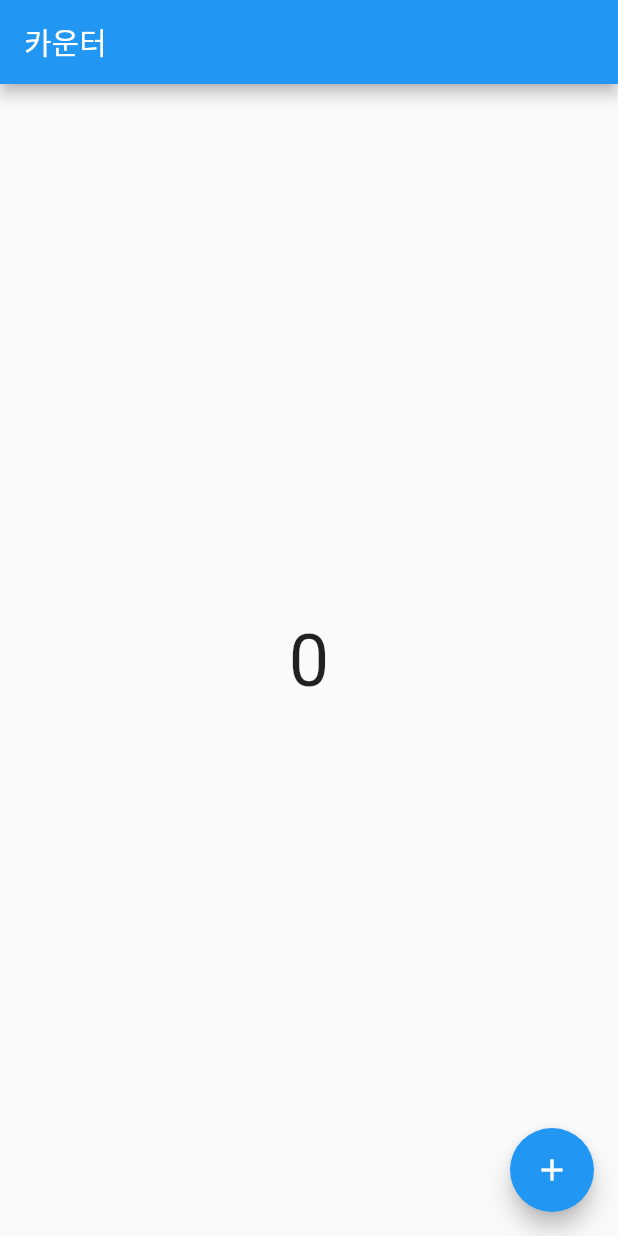
After one commit to semin-flutter-2/flutter, a Flutter app: the screen it shows after launch, on a phone screen of 412 x 824 dp. The commit adds this screen. Run offline on Flutter 3.47's test engine with Material 2 defaults, Android fonts, the phone set to English and light mode, and no system bars.

Commit message:
카운터 앱 UI 작성

```diff
--- a/kakao_t_ui_exam/lib/main.dart
+++ b/kakao_t_ui_exam/lib/main.dart
@@ -1,4 +1,5 @@
 import 'package:flutter/material.dart';
+import 'package:kakao_t_ui_exam/ui/counter/counter_screen.dart';
 import 'package:kakao_t_ui_exam/ui/home/home_screen.dart';
 
 void main() {
@@ -16,7 +17,7 @@ class MyApp extends StatelessWidget {
       theme: ThemeData(
         primarySwatch: Colors.blue,
       ),
-      home: HomeScreen(),
+      home: CounterScreen(),
     );
   }
 }
--- /dev/null
+++ b/kakao_t_ui_exam/lib/ui/counter/counter_screen.dart
@@ -0,0 +1,34 @@
+import 'package:flutter/material.dart';
+
+// stful
+class CounterScreen extends StatefulWidget {
+  const CounterScreen({Key key}) : super(key: key);
+
+  @override
+  State<CounterScreen> createState() => _CounterScreenState();
+}
+
+class _CounterScreenState extends State<CounterScreen> {
+  @override
+  Widget build(BuildContext context) {
+    return Scaffold(
+      appBar: AppBar(
+        title: Text('카운터'),
+      ),
+      body: _buildBody(),
+      floatingActionButton: FloatingActionButton(
+        onPressed: () {},
+        child: Icon(Icons.add),
+      ),
+    );
+  }
+
+  Widget _buildBody() {
+    return Center(
+      child: Text(
+        '0',
+        style: TextStyle(fontSize: 48),
+      ),
+    );
+  }
+}
```
